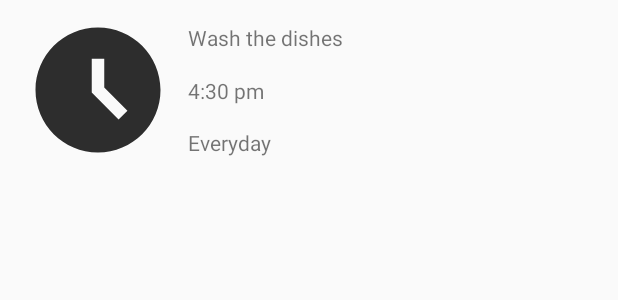
After one commit to Quzai24/StudyBuddy, an Android app: the layout list_item_layout.xml on its own in the app's theme, with its tools: preview values and no code run, on a phone screen of 412 x 824 dp. The commit adds this screen. Shown: the top 300 px of the screen. Run offline under Robolectric (Android 15) with nearby library versions, the phone set to English and light mode, and no system bars.

Commit message:
recyleview (4/19)

```diff
--- a/app/build.gradle
+++ b/app/build.gradle
@@ -48,4 +48,5 @@ dependencies {
     implementation 'androidx.navigation:navigation-fragment-ktx:2.5.3'
     implementation 'androidx.navigation:navigation-ui-ktx:2.5.3'
     implementation "androidx.fragment:fragment-ktx:1.5.5"
+    implementation "androidx.recyclerview:recyclerview:1.2.1"
 }
--- /dev/null
+++ b/app/src/main/java/com/example/studybuddy/Task.kt
@@ -0,0 +1,3 @@
+package com.example.studybuddy
+
+class Task (val task: String, val time: List<Int>, val days: List<Boolean>){}
--- /dev/null
+++ b/app/src/main/res/drawable/clock.xml
@@ -0,0 +1,5 @@
+<vector android:height="24dp" android:tint="#2D2D2D"
+    android:viewportHeight="24" android:viewportWidth="24"
+    android:width="24dp" xmlns:android="http://schemas.android.com/apk/res/android">
+    <path android:fillColor="@android:color/white" android:pathData="M11.99,2C6.47,2 2,6.48 2,12s4.47,10 9.99,10C17.52,22 22,17.52 22,12S17.52,2 11.99,2zM15.29,16.71L11,12.41V7h2v4.59l3.71,3.71L15.29,16.71z"/>
+</vector>
--- /dev/null
+++ b/app/src/main/res/layout/list_item_layout.xml
@@ -0,0 +1,59 @@
+<?xml version="1.0" encoding="utf-8"?>
+<androidx.constraintlayout.widget.ConstraintLayout xmlns:android="http://schemas.android.com/apk/res/android"
+    xmlns:app="http://schemas.android.com/apk/res-auto"
+    xmlns:tools="http://schemas.android.com/tools"
+    android:layout_width="match_parent"
+    android:layout_height="wrap_content">
+
+    <ImageView
+        android:id="@+id/clock"
+        android:layout_width="100dp"
+        android:layout_height="100dp"
+        android:layout_marginTop="10dp"
+        android:layout_marginBottom="10dp"
+        android:src="@drawable/clock"
+        app:layout_constraintBottom_toTopOf="@+id/view"
+        app:layout_constraintEnd_toEndOf="parent"
+        app:layout_constraintHorizontal_bias="0.05"
+        app:layout_constraintStart_toStartOf="parent"
+        app:layout_constraintTop_toTopOf="parent" />
+
+    <View
+        android:id="@+id/view"
+        android:layout_width="match_parent"
+        android:layout_height="1dp"
+        app:layout_constraintBottom_toBottomOf="parent"
+        app:layout_constraintEnd_toEndOf="parent"
+        app:layout_constraintStart_toStartOf="parent"
+        app:layout_constraintTop_toTopOf="parent"
+        app:layout_constraintVertical_bias="1.0" />
+
+    <TextView
+        android:id="@+id/task"
+        android:layout_width="wrap_content"
+        android:layout_height="wrap_content"
+        android:layout_marginStart="10dp"
+        app:layout_constraintBottom_toTopOf="@+id/time"
+        app:layout_constraintStart_toEndOf="@+id/clock"
+        app:layout_constraintTop_toTopOf="parent"
+        tools:text="Wash the dishes" />
+
+    <TextView
+        android:id="@+id/time"
+        android:layout_width="wrap_content"
+        android:layout_height="wrap_content"
+        app:layout_constraintBottom_toTopOf="@+id/days"
+        app:layout_constraintStart_toStartOf="@+id/task"
+        app:layout_constraintTop_toBottomOf="@+id/task"
+        tools:text="4:30 pm" />
+
+    <TextView
+        android:id="@+id/days"
+        android:layout_width="wrap_content"
+        android:layout_height="wrap_content"
+        app:layout_constraintBottom_toTopOf="@+id/view"
+        app:layout_constraintStart_toStartOf="@+id/time"
+        app:layout_constraintTop_toBottomOf="@+id/time"
+        tools:text="Everyday" />
+
+</androidx.constraintlayout.widget.ConstraintLayout>
```
Also changed, not shown: app/src/main/java/com/example/studybuddy/AddFragment.kt (added, +13 -0 lines), app/src/main/java/com/example/studybuddy/TaskAdapter.kt (added, +20 -0 lines), app/src/main/java/com/example/studybuddy/TaskViewHolder.kt (added, +15 -0 lines), app/src/main/res/layout/fragment_add.xml (added, +14 -0 lines), app/src/main/res/layout/fragment_main.xml (+10 -5 lines), app/src/main/res/navigation/nav_graph.xml (+13 -1 lines).
